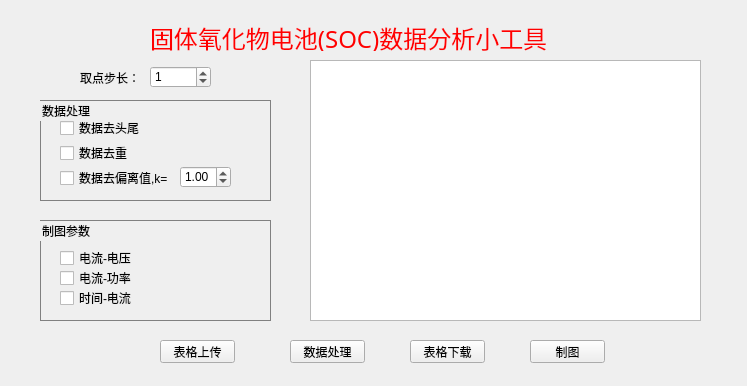
Qt form DataAnalyse.ui (elepikachu/control-system) before a commit.
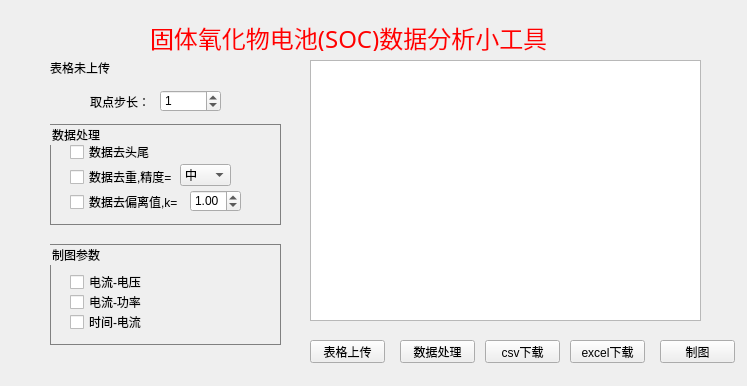
The same form after that commit. Icons and pictures are not drawn.

Patch:
```diff
--- a/DataAnalyse.ui
+++ b/DataAnalyse.ui
@@ -38,7 +38,7 @@
   <widget class="QPushButton" name="pb_da">
    <property name="geometry">
     <rect>
-     <x>290</x>
+     <x>400</x>
      <y>340</y>
      <width>75</width>
      <height>23</height>
@@ -51,7 +51,7 @@
   <widget class="QPushButton" name="pb_plot">
    <property name="geometry">
     <rect>
-     <x>530</x>
+     <x>660</x>
      <y>340</y>
      <width>75</width>
      <height>23</height>
@@ -64,8 +64,8 @@
   <widget class="QGroupBox" name="gb_da">
    <property name="geometry">
     <rect>
-     <x>40</x>
-     <y>100</y>
+     <x>50</x>
+     <y>124</y>
      <width>231</width>
      <height>101</height>
     </rect>
@@ -81,12 +81,12 @@
      <rect>
       <x>20</x>
       <y>45</y>
-      <width>71</width>
+      <width>111</width>
       <height>16</height>
      </rect>
     </property>
     <property name="text">
-     <string>数据去重</string>
+     <string>数据去重,精度=</string>
     </property>
    </widget>
    <widget class="QCheckBox" name="cb_vari">
@@ -131,12 +131,43 @@
      <string>数据去头尾</string>
     </property>
    </widget>
+   <widget class="QComboBox" name="cb_acc">
+    <property name="geometry">
+     <rect>
+      <x>130</x>
+      <y>40</y>
+      <width>51</width>
+      <height>22</height>
+     </rect>
+    </property>
+    <property name="currentText">
+     <string>中</string>
+    </property>
+    <property name="currentIndex">
+     <number>1</number>
+    </property>
+    <item>
+     <property name="text">
+      <string>低</string>
+     </property>
+    </item>
+    <item>
+     <property name="text">
+      <string>中</string>
+     </property>
+    </item>
+    <item>
+     <property name="text">
+      <string>高</string>
+     </property>
+    </item>
+   </widget>
   </widget>
   <widget class="QGroupBox" name="gb_plot">
    <property name="geometry">
     <rect>
-     <x>40</x>
-     <y>220</y>
+     <x>50</x>
+     <y>244</y>
      <width>231</width>
      <height>101</height>
     </rect>
@@ -190,8 +221,8 @@
   <widget class="QLabel" name="l_step">
    <property name="geometry">
     <rect>
-     <x>80</x>
-     <y>70</y>
+     <x>90</x>
+     <y>94</y>
      <width>71</width>
      <height>16</height>
     </rect>
@@ -203,8 +234,8 @@
   <widget class="QSpinBox" name="sb_step">
    <property name="geometry">
     <rect>
-     <x>150</x>
-     <y>66</y>
+     <x>160</x>
+     <y>90</y>
      <width>61</width>
      <height>22</height>
     </rect>
@@ -216,7 +247,7 @@
   <widget class="QPushButton" name="pb_upload">
    <property name="geometry">
     <rect>
-     <x>160</x>
+     <x>310</x>
      <y>340</y>
      <width>75</width>
      <height>23</height>
@@ -229,14 +260,14 @@
   <widget class="QPushButton" name="pb_down">
    <property name="geometry">
     <rect>
-     <x>410</x>
+     <x>570</x>
      <y>340</y>
      <width>75</width>
      <height>23</height>
     </rect>
    </property>
    <property name="text">
-    <string>表格下载</string>
+    <string>excel下载</string>
    </property>
   </widget>
   <widget class="QGraphicsView" name="plot">
@@ -249,6 +280,32 @@
     </rect>
    </property>
   </widget>
+  <widget class="QLabel" name="l_stat">
+   <property name="geometry">
+    <rect>
+     <x>50</x>
+     <y>60</y>
+     <width>231</width>
+     <height>16</height>
+    </rect>
+   </property>
+   <property name="text">
+    <string>表格未上传</string>
+   </property>
+  </widget>
+  <widget class="QPushButton" name="pb_downcsv">
+   <property name="geometry">
+    <rect>
+     <x>485</x>
+     <y>340</y>
+     <width>75</width>
+     <height>23</height>
+    </rect>
+   </property>
+   <property name="text">
+    <string>csv下载</string>
+   </property>
+  </widget>
  </widget>
  <resources>
   <include location="res.qrc"/>
```
